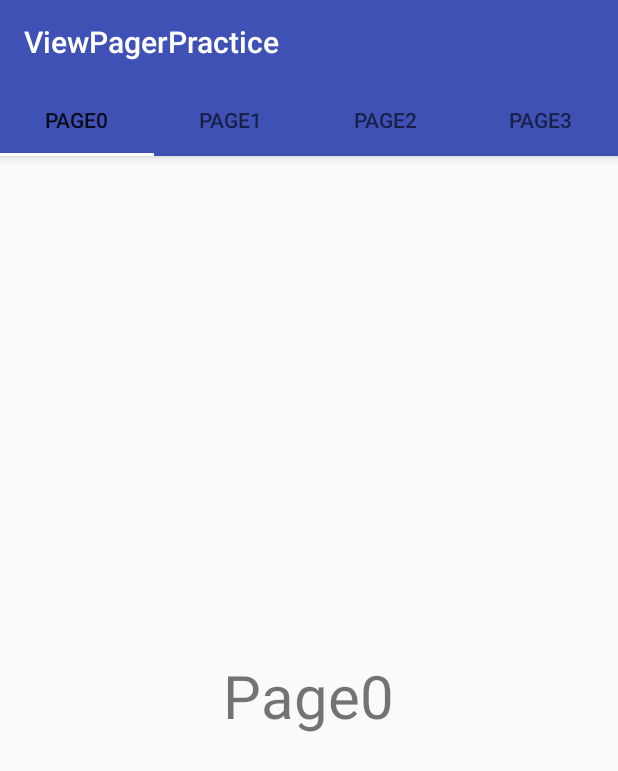
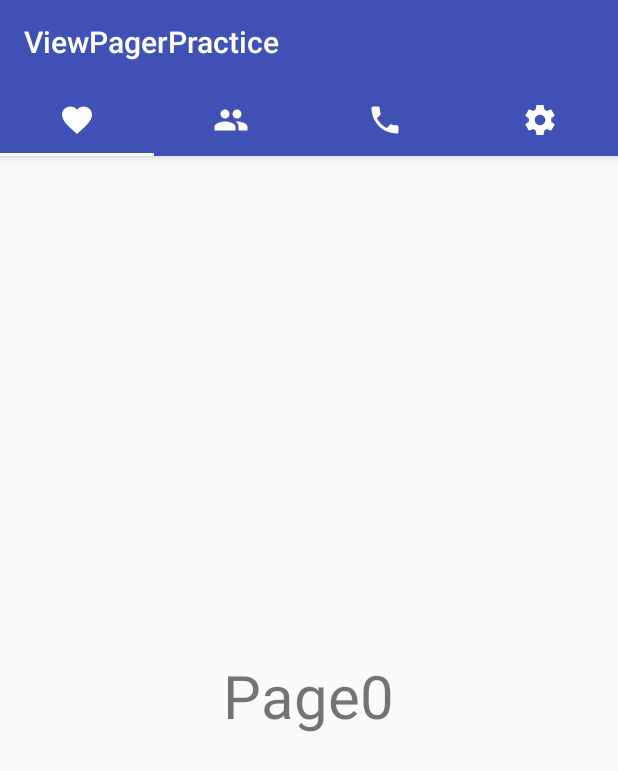
Before and after one commit to hptg1994/ViewPagerPractice, an Android app: the screen it shows after launch (MainActivity), on a phone screen of 412 x 824 dp. Shown: the top 771 px of the screen. Run offline under Robolectric (Android 15) with nearby library versions, the phone set to English and light mode, and no system bars; our stand-ins replace ButterKnife.

```diff
--- a/app/src/main/java/edu/stevens/hptg/viewpagerpractice/MainActivity.java
+++ b/app/src/main/java/edu/stevens/hptg/viewpagerpractice/MainActivity.java
@@ -8,24 +8,30 @@ import android.support.v4.view.ViewPager;
 import android.support.v7.app.AppCompatActivity;
 import android.os.Bundle;
 
+import butterknife.BindView;
+import butterknife.ButterKnife;
+
 public class MainActivity extends AppCompatActivity {
+
+	@BindView(R.id.view_pager)ViewPager viewPager;
 
 	@Override
 	protected void onCreate(Bundle savedInstanceState) {
 		super.onCreate(savedInstanceState);
 		setContentView(R.layout.activity_main);
 
-		ViewPager viewPager = (ViewPager) findViewById(R.id.view_pager);
+//		ViewPager viewPager = (ViewPager) findViewById(R.id.view_pager);
+		ButterKnife.bind(this);
 		viewPager.setAdapter(new NumberPagerAdapter(getSupportFragmentManager()));
 
 		// One  More step to add the TabView
 		TabLayout tabLayout = (TabLayout) findViewById(R.id.view_pager_tab);
 		tabLayout.setupWithViewPager(viewPager);
 
-//		tabLayout.getTabAt(0).setIcon(R.drawable.ic_favorite_white_24dp);
-//		tabLayout.getTabAt(1).setIcon(R.drawable.ic_people_white_24dp);
-//		tabLayout.getTabAt(2).setIcon(R.drawable.ic_phone_white_24dp);
-//		tabLayout.getTabAt(3).setIcon(R.drawable.ic_settings_white_24dp);
+		tabLayout.getTabAt(0).setIcon(R.drawable.ic_favorite_white_24dp);
+		tabLayout.getTabAt(1).setIcon(R.drawable.ic_people_white_24dp);
+		tabLayout.getTabAt(2).setIcon(R.drawable.ic_phone_white_24dp);
+		tabLayout.getTabAt(3).setIcon(R.drawable.ic_settings_white_24dp);
 		// remove the shadow of action bar
 		getSupportActionBar().setElevation(0);
 	}
@@ -46,10 +52,10 @@ public class MainActivity extends AppCompatActivity {
 			return 4;
 		}
 
-		//还有这里是把文字添加到TabView上面的
+		/*//还有这里是把文字添加到TabView上面的
 		@Override
 		public CharSequence getPageTitle(int position) {
 			return "Page"  + position;
-		}
+		}*/
 	}
 }
```
